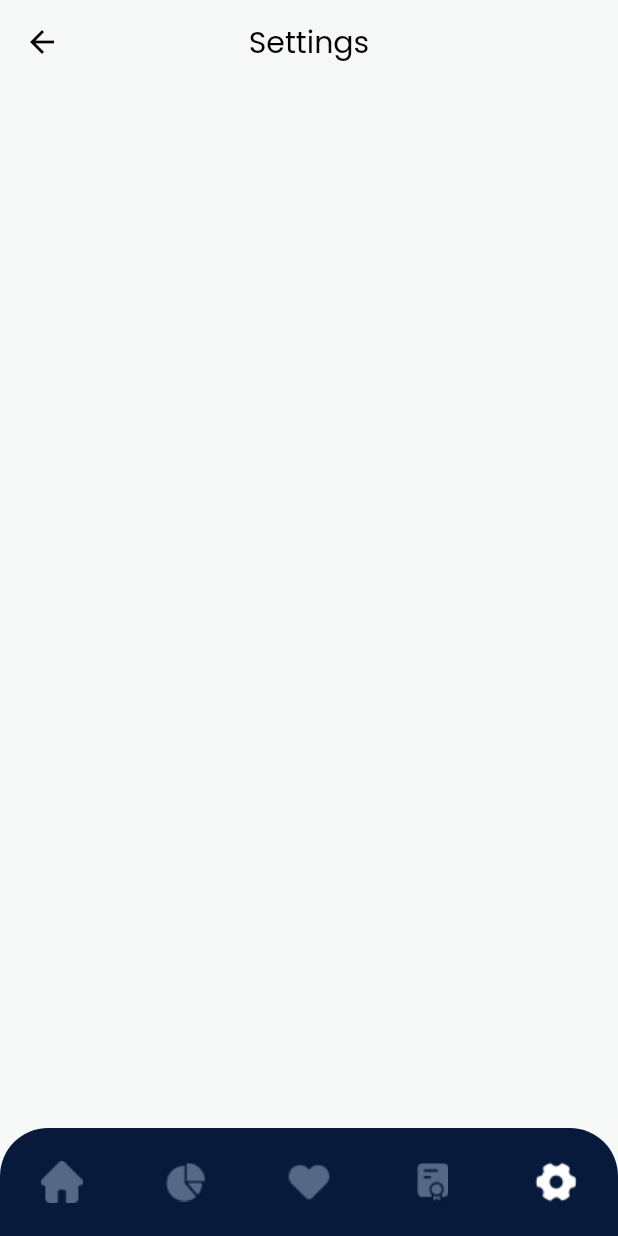
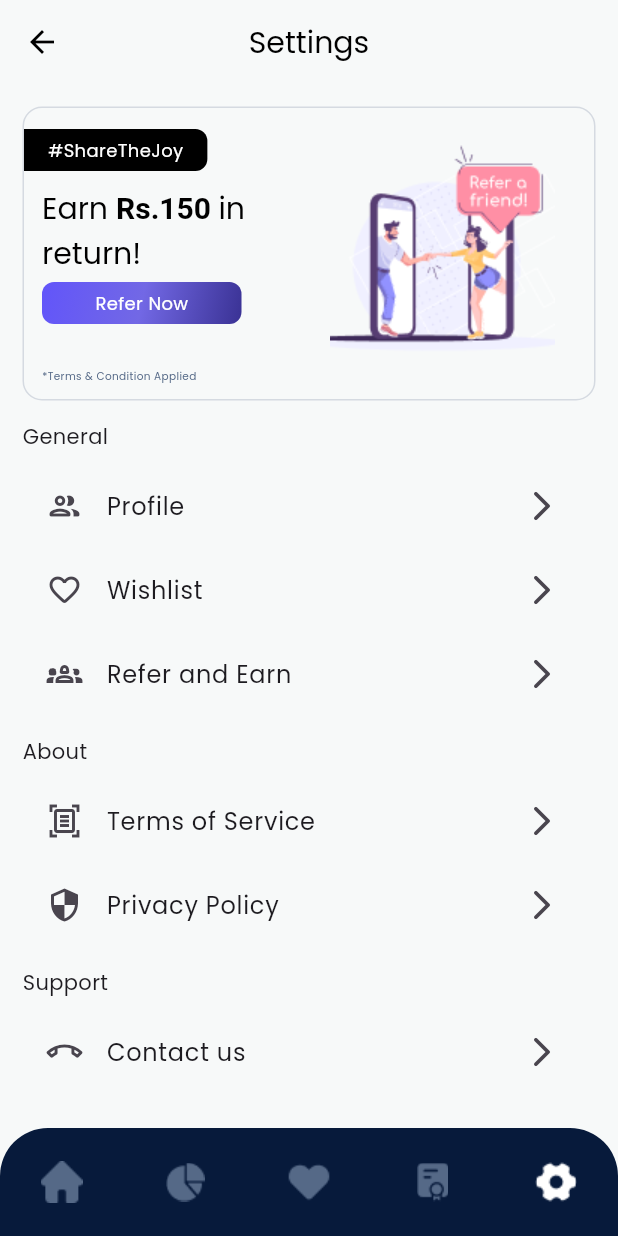
Before and after one commit to rameesmohd/Tradepro-App, a Flutter app: the ScreenMainView screen opened directly, swiped to page 5, on a phone screen of 412 x 824 dp. Run offline on Flutter 3.47's test engine with Material 3 defaults, Android fonts, the light colour scheme and no system bars; our stand-ins replace intl_phone_field, pinput.

Commit message:
settings view and product checkout screen completed

```diff
--- a/lib/app/home/view/home_view.dart
+++ b/lib/app/home/view/home_view.dart
@@ -226,8 +226,8 @@ class ScreenHomeView extends StatelessWidget {
               ),
             ),
           ),
-          Padding(
-            padding: const EdgeInsets.all(15),
+          const Padding(
+            padding: EdgeInsets.all(15),
             child: ReferalAdCard(
               title: '#ShareTheJoy',
               description: 'Earn up-to ',
@@ -297,6 +297,7 @@ class ReferalAdCard extends StatelessWidget {
     required this.titleBackGroundColor,
     required this.buttonColor,
     required this.trilingDesc,
+    this.gradiantColors,
   });
   final String title;
   final String description;
@@ -306,6 +307,7 @@ class ReferalAdCard extends StatelessWidget {
   final bool showTermsAndCon;
   final Color titleBackGroundColor;
   final Color buttonColor;
+  final List<Color>? gradiantColors;
 
   @override
   Widget build(BuildContext context) {
@@ -322,27 +324,49 @@ class ReferalAdCard extends StatelessWidget {
             children: [
               Expanded(
                   child: Column(
-                mainAxisAlignment: MainAxisAlignment.center,
+                mainAxisAlignment: MainAxisAlignment.start,
                 crossAxisAlignment: CrossAxisAlignment.start,
                 children: [
+                  const SizedBox(height: 45),
                   RichText(
-                      text: const TextSpan(
-                          style: TextStyle(
+                      text: TextSpan(
+                          style: const TextStyle(
                               fontFamily: 'Poppins',
                               color: AppColors.blackColor,
                               fontWeight: FontWeight.w400,
                               fontSize: 20),
-                          text: 'Earn up-to ',
+                          text: description,
                           children: [
                         TextSpan(
-                            text: '₹3500 ',
-                            style: TextStyle(fontWeight: FontWeight.w700)),
+                            text: boldDesc,
+                            style:
+                                const TextStyle(fontWeight: FontWeight.w700)),
                         TextSpan(
-                          text: 'in return!',
+                          text: trilingDesc,
                         )
                       ])),
                   const SizedBox(height: 4),
-                  SizedBox(
+                  gradiantColors != null
+                      ? Container(
+                          alignment: Alignment.center,
+                          padding: const EdgeInsets.symmetric(horizontal: 10),
+                          height: 28,
+                          width: 133,
+                          decoration: BoxDecoration(
+                              gradient: LinearGradient(
+                                  colors: gradiantColors!,
+                                  begin: Alignment.topLeft,
+                                  end: Alignment.bottomRight),
+                              borderRadius: BorderRadius.circular(8)),
+                          child: Text(
+                            buttonText,
+                            style: const TextStyle(
+                                fontWeight: FontWeight.w500,
+                                fontSize: 12,
+                                color: AppColors.whiteColor),
+                          ),
+                        )
+                      : SizedBox(
                           height: 28,
                           child: ElevatedButton(
                               style: ElevatedButton.styleFrom(
@@ -350,16 +374,24 @@ class ReferalAdCard extends StatelessWidget {
                                   shape: RoundedRectangleBorder(
                                       borderRadius: BorderRadius.circular(8))),
                               onPressed: () {},
-                          child: const Padding(
-                            padding: EdgeInsets.symmetric(horizontal: 10),
+                              child: Padding(
+                                padding:
+                                    const EdgeInsets.symmetric(horizontal: 10),
                                 child: Text(
-                              'Refer Now',
-                              style: TextStyle(
+                                  buttonText,
+                                  style: const TextStyle(
                                       fontWeight: FontWeight.w500,
                                       fontSize: 12,
                                       color: AppColors.whiteColor),
                                 ),
-                          )))
+                              ))),
+                  const SizedBox(height: 30),
+                  if (showTermsAndCon)
+                    const Text('*Terms & Condition Applied',
+                        style: TextStyle(
+                            fontWeight: FontWeight.w500,
+                            fontSize: 7,
+                            color: AppColors.languageBtnBorder))
                 ],
               )),
               Expanded(
@@ -383,16 +415,16 @@ class ReferalAdCard extends StatelessWidget {
           child: Container(
             alignment: Alignment.center,
             height: 28,
-            decoration: const BoxDecoration(
-                color: AppColors.backgroundSecondaryColor,
-                borderRadius: BorderRadius.only(
+            decoration: BoxDecoration(
+                color: titleBackGroundColor,
+                borderRadius: const BorderRadius.only(
                     topRight: Radius.circular(8),
                     bottomRight: Radius.circular(8))),
-            child: const Padding(
-              padding: EdgeInsets.symmetric(horizontal: 16),
+            child: Padding(
+              padding: const EdgeInsets.symmetric(horizontal: 16),
               child: Text(
-                '#ShareTheJoy',
-                style: TextStyle(
+                title,
+                style: const TextStyle(
                     color: AppColors.whiteColor,
                     fontWeight: FontWeight.w500,
                     fontSize: 12),
--- a/lib/app/settings/view/settings_view.dart
+++ b/lib/app/settings/view/settings_view.dart
@@ -1,12 +1,102 @@
 import 'package:flutter/material.dart';
+import 'package:tradepro/const/colors.dart';
+
+import '../../home/view/home_view.dart';
 
 class ScreenSettingsView extends StatelessWidget {
   const ScreenSettingsView({super.key});
 
+  static final Map<String, List<String>> settingsHeadingAndValue = {
+    'General': ['Profile', 'Wishlist', 'Refer and Earn'],
+    'About': ['Terms of Service', 'Privacy Policy'],
+    'Support': ['Contact us']
+  };
+
   @override
   Widget build(BuildContext context) {
     return ListView(
-      children: [],
+      padding: const EdgeInsets.all(15),
+      children: [
+        const ReferalAdCard(
+          showTermsAndCon: true,
+          title: '#ShareTheJoy',
+          description: 'Earn ',
+          boldDesc: 'Rs.150 ',
+          trilingDesc: 'in return!',
+          buttonText: 'Refer Now',
+          buttonColor: AppColors.blackColor,
+          titleBackGroundColor: AppColors.blackColor,
+          gradiantColors: [
+            AppColors.backgroundSecondaryColor,
+            AppColors.referAdGradiant1,
+            AppColors.referAdGradiant2
+          ],
+        ),
+        ...List.generate(
+            settingsHeadingAndValue.length,
+            (index) => SettingsOptions(
+                  title: settingsHeadingAndValue.keys.elementAt(index),
+                  options: settingsHeadingAndValue[
+                      settingsHeadingAndValue.keys.elementAt(index)]!,
+                )),
+      ],
     );
   }
 }
+
+class SettingsOptions extends StatelessWidget {
+  const SettingsOptions({
+    super.key,
+    required this.title,
+    required this.options,
+  });
+  final String title;
+  final List<String> options;
+
+  @override
+  Widget build(BuildContext context) {
+    return Column(
+      crossAxisAlignment: CrossAxisAlignment.start,
+      children: [
+        const SizedBox(height: 14),
+        Text(title),
+        const SizedBox(height: 8),
+        ...List.generate(
+          options.length,
+          (index) => ListTile(
+            leading: Icon(getIconForOption(options[index])),
+            title: Text(options[index]),
+            trailing: const Icon(Icons.arrow_forward_ios_rounded),
+          ),
+        )
+      ],
+    );
+  }
+
+  IconData getIconForOption(String option) {
+    late final IconData icon;
+    switch (option.split(' ')[0].toLowerCase()) {
+      case 'profile':
+        icon = Icons.people_outline_rounded;
+        break;
+      case 'wishlist':
+        icon = Icons.favorite_outline_rounded;
+        break;
+      case 'refer':
+        icon = Icons.groups_2_outlined;
+        break;
+      case 'terms':
+        icon = Icons.document_scanner_outlined;
+        break;
+      case 'privacy':
+        icon = Icons.security;
+        break;
+      case 'contact':
+        icon = Icons.call_end_outlined;
+        break;
+
+      default:
+    }
+    return icon;
+  }
+}
--- a/lib/const/colors.dart
+++ b/lib/const/colors.dart
@@ -69,4 +69,8 @@ class AppColors {
 
   // lined original price
   static const Color linedOriginalPrice = Color(0xFF3F3F3F);
+
+  // referAdGradiant colors
+  static const Color referAdGradiant1 = Color(0xFF7268E5);
+  static const Color referAdGradiant2 = Color(0xFF3A3294);
 }
```
Also changed, not shown: lib/app/checkout/view/checkout_view.dart (added, +170 -0 lines), lib/app/course_detail/view/course_detail_view.dart (+90 -57 lines). Lines whose indentation alone changed are shown as unchanged.
